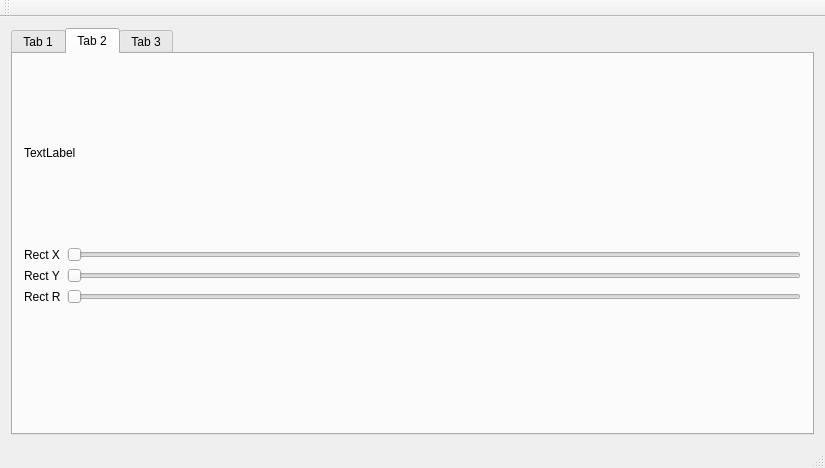
Qt form mainwindow.ui (stelzch/holmos-gui-qt) before a commit.
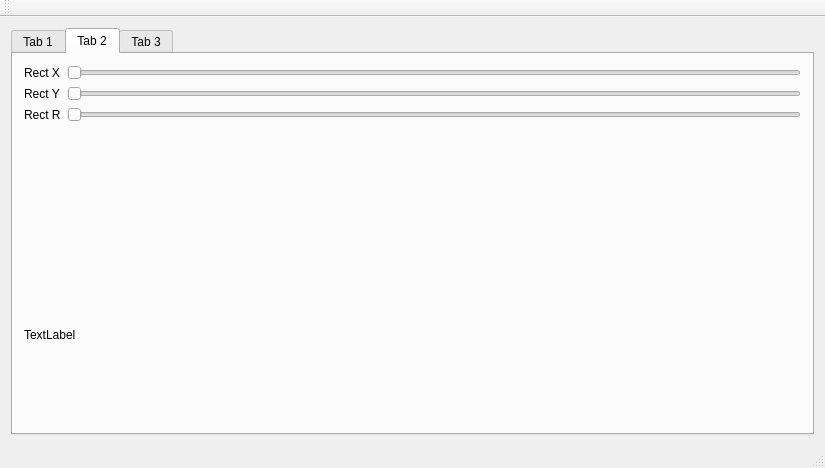
The same form after that commit. The open tabs and pages were chosen to show the change.

```diff
--- a/mainwindow.ui
+++ b/mainwindow.ui
@@ -39,13 +39,6 @@
         <string>Tab 2</string>
        </attribute>
        <layout class="QVBoxLayout" name="verticalLayout">
-        <item>
-         <widget class="QLabel" name="magnitudeImage">
-          <property name="text">
-           <string>TextLabel</string>
-          </property>
-         </widget>
-        </item>
         <item>
          <layout class="QFormLayout" name="formLayout">
           <item row="0" column="0">
@@ -101,6 +94,13 @@
           </item>
          </layout>
         </item>
+        <item>
+         <widget class="QLabel" name="magnitudeImage">
+          <property name="text">
+           <string>TextLabel</string>
+          </property>
+         </widget>
+        </item>
        </layout>
       </widget>
       <widget class="QWidget" name="tab_3">
```
Left out of the diff: 2 changed lines with no effect on the pictures.
